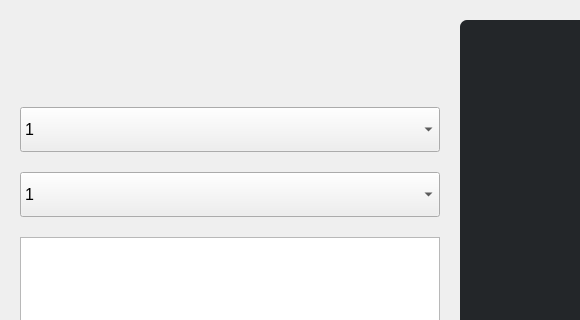
First picture: the form in components/gui_origin.ui, repository cworld1/tcm, before the edit; both pictures show x 0 to 580 and y 0 to 320 of the 1400 by 761 pixel window.
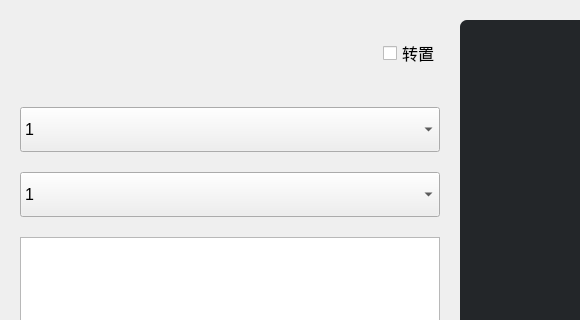
Second picture: the form after the edit. Icons and pictures are not drawn.

Commit message: feat(ui): :sparkles: add image change checkbox

```diff
--- a/components/gui_origin.ui
+++ b/components/gui_origin.ui
@@ -45,6 +45,8 @@
        <number>0</number>
       </property>
       <item>
+       <layout class="QHBoxLayout" name="horizontalLayout_2">
+        <item>
        <widget class="QLabel" name="logo">
         <property name="minimumSize">
          <size>
@@ -70,6 +72,28 @@
        </widget>
       </item>
       <item>
+         <spacer name="horizontalSpacer_3">
+          <property name="orientation">
+           <enum>Qt::Horizontal</enum>
+          </property>
+          <property name="sizeHint" stdset="0">
+           <size>
+            <width>40</width>
+            <height>20</height>
+           </size>
+          </property>
+         </spacer>
+        </item>
+        <item>
+         <widget class="QCheckBox" name="checkBox">
+          <property name="text">
+           <string>转置</string>
+          </property>
+         </widget>
+        </item>
+       </layout>
+      </item>
+      <item>
        <widget class="QComboBox" name="meridiansBox">
         <property name="minimumSize">
          <size>
```
Left out of the diff: 14 changed lines with no effect on the pictures. Lines whose indentation alone changed are shown as unchanged. The commit also changes 2 other files.
